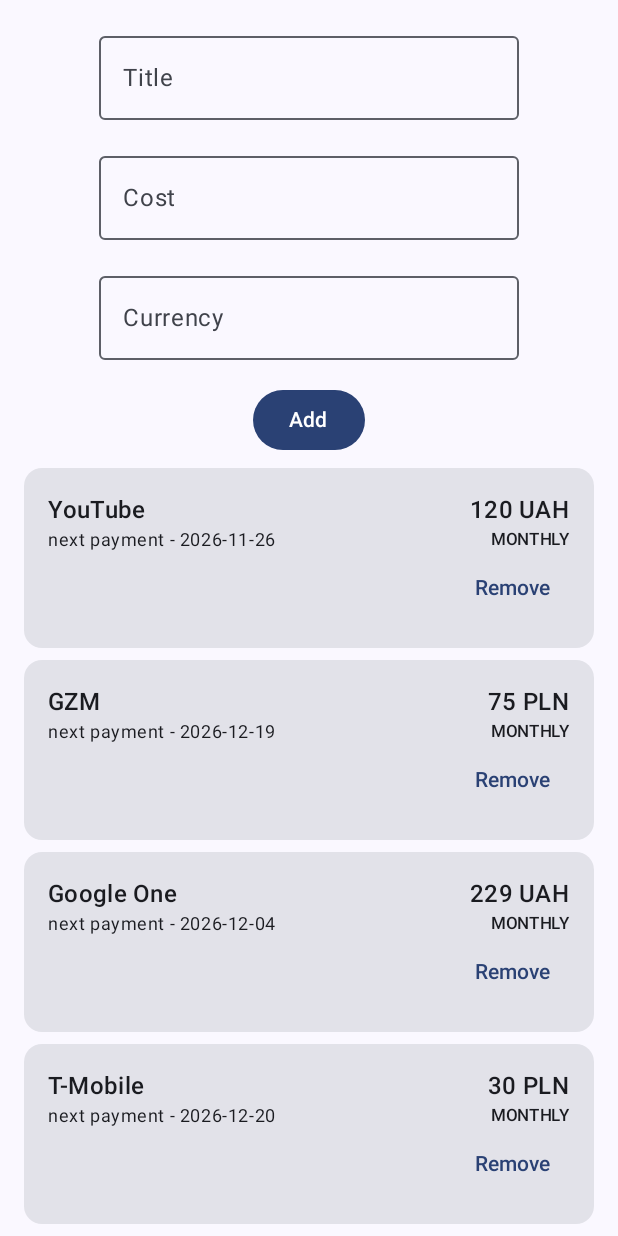
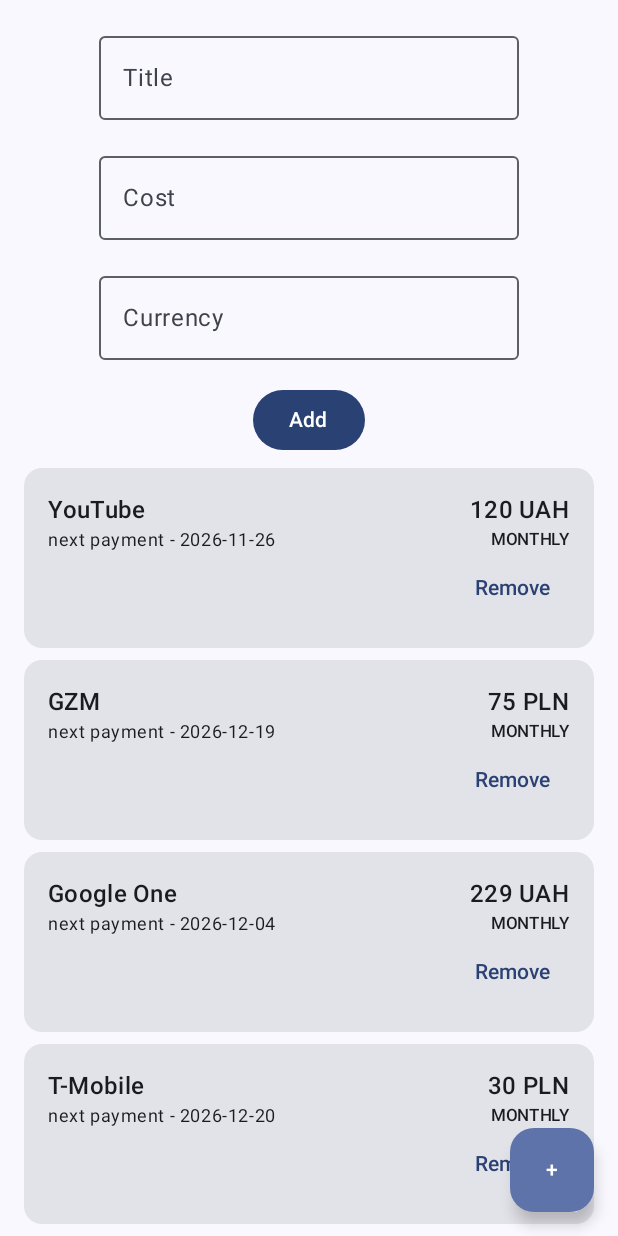
Before and after one commit to KunGeekkk/Subscription_Tracker, an Android app built with Jetpack Compose: the screen it shows after launch (MainActivity), on a phone screen of 412 x 824 dp. Run offline under Robolectric (Android 15) with nearby library versions, the phone set to English and light mode, and no system bars.

Commit message:
feat: add navigation between list and add subscription screens

```diff
--- a/app/build.gradle.kts
+++ b/app/build.gradle.kts
@@ -1,6 +1,7 @@
 plugins {
     alias(libs.plugins.android.application)
     alias(libs.plugins.kotlin.compose)
+    alias(libs.plugins.kotlin.serialization)
 }
 
 android {
@@ -54,4 +55,6 @@ dependencies {
     androidTestImplementation(libs.androidx.junit)
     debugImplementation(libs.androidx.compose.ui.test.manifest)
     debugImplementation(libs.androidx.compose.ui.tooling)
+    implementation(libs.androidx.navigation.compose)
+    implementation(libs.kotlinx.serialization.json)
 }
--- a/app/src/main/java/com/kungeek/subscriptiontracker/MainActivity.kt
+++ b/app/src/main/java/com/kungeek/subscriptiontracker/MainActivity.kt
@@ -4,11 +4,7 @@ import android.os.Bundle
 import androidx.activity.ComponentActivity
 import androidx.activity.compose.setContent
 import androidx.activity.enableEdgeToEdge
-import androidx.compose.foundation.layout.fillMaxSize
-import androidx.compose.foundation.layout.padding
-import androidx.compose.material3.Scaffold
-import androidx.compose.ui.Modifier
-import com.kungeek.subscriptiontracker.ui.subscriptions.SubscriptionListRoute
+import com.kungeek.subscriptiontracker.ui.navigation.AppNavHost
 import com.kungeek.subscriptiontracker.ui.theme.SubscriptionTrackerTheme
 
 class MainActivity : ComponentActivity() {
@@ -17,9 +13,7 @@ class MainActivity : ComponentActivity() {
         enableEdgeToEdge()
         setContent {
             SubscriptionTrackerTheme {
-                Scaffold(modifier = Modifier.fillMaxSize()) { innerPadding ->
-                    SubscriptionListRoute(modifier = Modifier.padding(innerPadding))
-                }
+                AppNavHost()
             }
         }
     }
--- /dev/null
+++ b/app/src/main/java/com/kungeek/subscriptiontracker/ui/navigation/AppNavHost.kt
@@ -0,0 +1,41 @@
+package com.kungeek.subscriptiontracker.ui.navigation
+
+import androidx.compose.foundation.layout.padding
+import androidx.compose.material3.Scaffold
+import androidx.compose.material3.Text
+import androidx.compose.runtime.Composable
+import androidx.compose.ui.Modifier
+import androidx.navigation.compose.NavHost
+import androidx.navigation.compose.composable
+import androidx.navigation.compose.rememberNavController
+import com.kungeek.subscriptiontracker.ui.subscriptions.SubscriptionListRoute
+import kotlinx.serialization.Serializable
+
+@Serializable object SubscriptionList
+
+@Serializable object AddSubscription
+
+
+
+
+@Composable
+fun AppNavHost(modifier: Modifier = Modifier){
+    val navController = rememberNavController()
+    NavHost(navController = navController, startDestination = SubscriptionList, modifier = modifier){
+        composable<SubscriptionList> {
+            SubscriptionListRoute(onAddClick = {navController.navigate(AddSubscription)})
+        }
+
+        composable<AddSubscription> {
+            Scaffold(
+
+            ) { innerPadding ->
+                Text(
+                    text = "Add Subscription",
+                    modifier = Modifier.padding(innerPadding)
+                )
+            }
+
+        }
+    }
+}
--- a/app/src/main/java/com/kungeek/subscriptiontracker/ui/subscriptions/SubscriptionListScreen.kt
+++ b/app/src/main/java/com/kungeek/subscriptiontracker/ui/subscriptions/SubscriptionListScreen.kt
@@ -2,11 +2,14 @@ package com.kungeek.subscriptiontracker.ui.subscriptions
 
 import androidx.compose.foundation.layout.Arrangement
 import androidx.compose.foundation.layout.PaddingValues
+import androidx.compose.foundation.layout.padding
 import androidx.compose.foundation.lazy.LazyColumn
 import androidx.compose.foundation.lazy.items
 import androidx.compose.foundation.text.KeyboardOptions
 import androidx.compose.material3.Button
+import androidx.compose.material3.FloatingActionButton
 import androidx.compose.material3.OutlinedTextField
+import androidx.compose.material3.Scaffold
 import androidx.compose.material3.Text
 import androidx.compose.runtime.Composable
 import androidx.compose.runtime.getValue
@@ -26,13 +29,14 @@ import com.kungeek.subscriptiontracker.ui.theme.SubscriptionTrackerTheme
 import java.math.BigDecimal
 
 @Composable
-fun SubscriptionListRoute(modifier: Modifier = Modifier, viewModel: SubscriptionViewModel = viewModel()){
+fun SubscriptionListRoute(modifier: Modifier = Modifier, viewModel: SubscriptionViewModel = viewModel(), onAddClick: () -> Unit){
     val subscriptions by viewModel.subscriptions.collectAsStateWithLifecycle()
     SubscriptionListScreen(
         modifier = modifier,
         subscriptions = subscriptions,
         onRemoveSubscription = {id -> viewModel.removeSubscription(id)},
-        onAddSubscription = { title, cost, currency -> viewModel.addSubscription(title, cost, currency)}
+        onAddSubscription = { title, cost, currency -> viewModel.addSubscription(title, cost, currency)},
+        onAddClick = onAddClick
     )
 }
 
@@ -44,6 +48,7 @@ fun SubscriptionListScreen(
     subscriptions: List<Subscription>,
     onRemoveSubscription: (Long) -> Unit,
     onAddSubscription:(String, BigDecimal, String) -> Unit,
+    onAddClick: () -> Unit,
     modifier: Modifier = Modifier
 ) {
     var title by rememberSaveable { mutableStateOf("") }
@@ -59,11 +64,16 @@ fun SubscriptionListScreen(
     val costError = submitAttempted && parsedCost == null
     val currencyError = submitAttempted && !isCurrencyValid
 
+
+    Scaffold(
+        modifier = modifier,
+        floatingActionButton = { FloatingActionButton(onClick = onAddClick) {Text("+")} }
+    ) { innerPadding ->
         LazyColumn(
             contentPadding = PaddingValues(16.dp),
             verticalArrangement = Arrangement.spacedBy(8.dp),
             horizontalAlignment = Alignment.CenterHorizontally,
-        modifier = modifier
+            modifier = Modifier.padding(innerPadding)
         ) {
             item {
                 OutlinedTextField(
@@ -104,6 +114,7 @@ fun SubscriptionListScreen(
             }
         }
     }
+}
 
 
 
@@ -112,6 +123,6 @@ fun SubscriptionListScreen(
 @Composable
 fun SubscriptionListScreenPreview() {
     SubscriptionTrackerTheme {
-        SubscriptionListScreen(subscriptions = fakeSubscriptions, onRemoveSubscription = { }, onAddSubscription = { string, decimal, string1 -> })
+        SubscriptionListScreen(subscriptions = fakeSubscriptions, onRemoveSubscription = { }, onAddSubscription = { _, _, _ -> }, onAddClick = {})
     }
 }
--- a/build.gradle.kts
+++ b/build.gradle.kts
@@ -2,4 +2,5 @@
 plugins {
     alias(libs.plugins.android.application) apply false
     alias(libs.plugins.kotlin.compose) apply false
+    alias(libs.plugins.kotlin.serialization) apply false
 }
--- a/gradle/libs.versions.toml
+++ b/gradle/libs.versions.toml
@@ -8,6 +8,8 @@ lifecycleRuntimeKtx = "2.11.0"
 activityCompose = "1.13.0"
 kotlin = "2.2.10"
 composeBom = "2026.02.01"
+navigationCompose = "2.9.5"
+kotlinxSerialization = "1.9.0"
 
 [libraries]
 androidx-core-ktx = { group = "androidx.core", name = "core-ktx", version.ref = "coreKtx" }
@@ -26,7 +28,11 @@ androidx-compose-ui-test-junit4 = { group = "androidx.compose.ui", name = "ui-te
 androidx-compose-material3 = { group = "androidx.compose.material3", name = "material3" }
 androidx-lifecycle-viewmodel-compose = { group = "androidx.lifecycle", name = "lifecycle-viewmodel-compose", version.ref = "lifecycleRuntimeKtx" }
 androidx-lifecycle-runtime-compose = { group = "androidx.lifecycle", name = "lifecycle-runtime-compose", version.ref = "lifecycleRuntimeKtx" }
+androidx-navigation-compose = { group = "androidx.navigation", name = "navigation-compose", version.ref = "navigationCompose" }
+kotlinx-serialization-json = { group = "org.jetbrains.kotlinx", name = "kotlinx-serialization-json", version.ref = "kotlinxSerialization" }
+
 
 [plugins]
 android-application = { id = "com.android.application", version.ref = "agp" }
 kotlin-compose = { id = "org.jetbrains.kotlin.plugin.compose", version.ref = "kotlin" }
+kotlin-serialization = { id = "org.jetbrains.kotlin.plugin.serialization", version.ref = "kotlin" }
```
Lines whose indentation alone changed are shown as unchanged.
